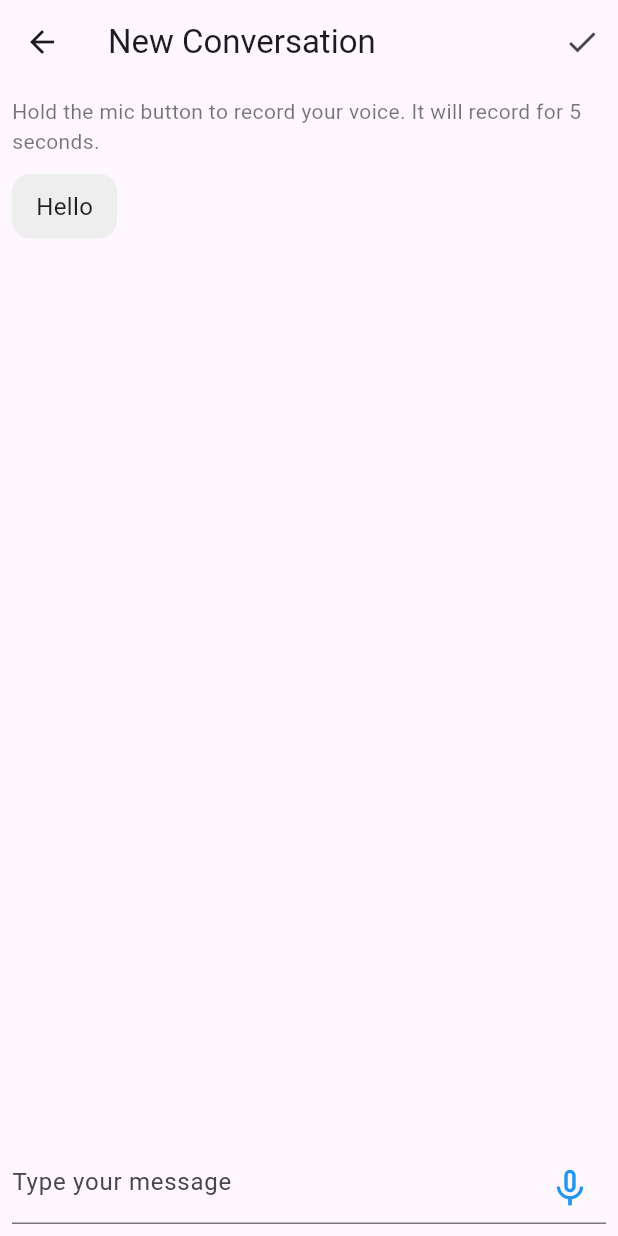
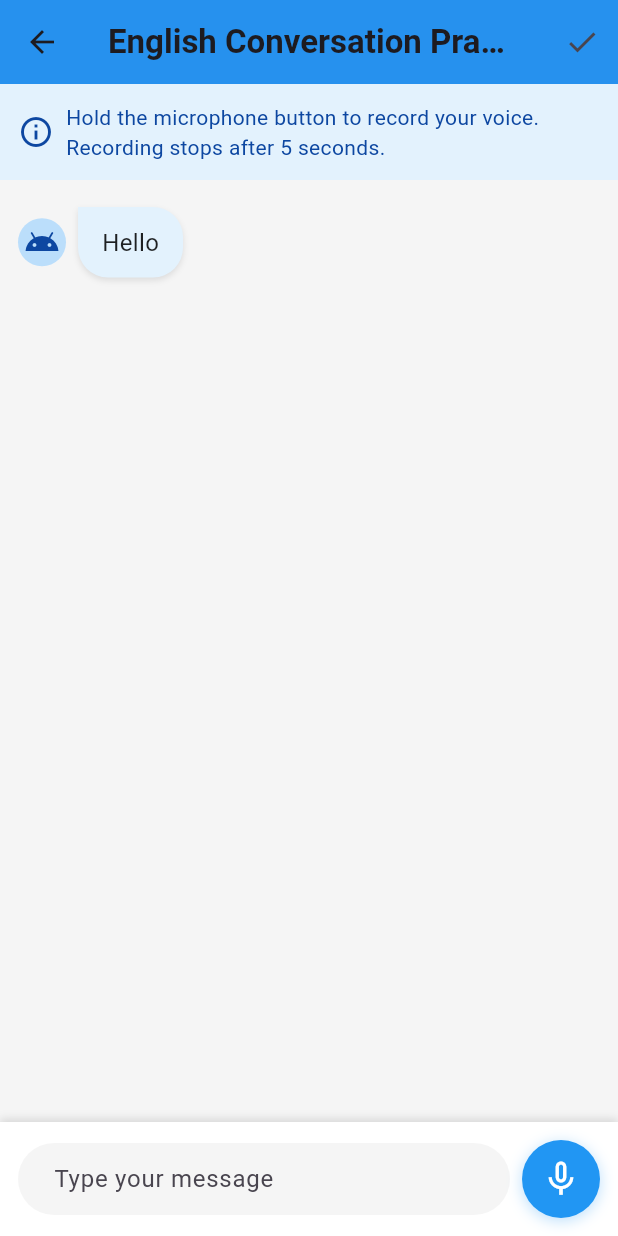
Before and after one commit to SiddheshMore24/speak_and_learn, a Flutter app: the NewConversationScreen screen opened directly, on a phone screen of 412 x 824 dp. Run offline on Flutter 3.47's test engine with Material 3 defaults, Android fonts, the phone set to English and light mode, and no system bars; our stand-ins replace speech_to_text.

Commit message:
chat screen basic functionality done and UI improved

```diff
--- a/lib/homescreen.dart
+++ b/lib/homescreen.dart
@@ -38,7 +38,7 @@ class _HomePageState extends State<HomePage> {
       title: Text('Chat ${chat['id']}'),
       subtitle: Text(chat['last_message'] ?? 'No messages'),
       onTap: () {
-     Navigator.push(context, MaterialPageRoute(builder: (ctx)=>NewConversationScreen()));
+
       },
     );
   }
@@ -56,7 +56,9 @@ class _HomePageState extends State<HomePage> {
         },
       ),
       floatingActionButton: FloatingActionButton(
-        onPressed: (){},
+        onPressed: (){
+          Navigator.push(context, MaterialPageRoute(builder: (ctx)=>NewConversationScreen()));
+        },
         tooltip: 'Start New Conversation',
         child: Icon(Icons.add),
       ),
--- a/lib/new_conversation_screen.dart
+++ b/lib/new_conversation_screen.dart
@@ -7,13 +7,15 @@ class NewConversationScreen extends StatefulWidget {
   _NewConversationScreenState createState() => _NewConversationScreenState();
 }
 
-class _NewConversationScreenState extends State<NewConversationScreen> {
+class _NewConversationScreenState extends State<NewConversationScreen> with SingleTickerProviderStateMixin {
   late stt.SpeechToText _speech;
   bool isListening = false;
   String _text = "";
   final _controller = TextEditingController();
+  late AnimationController _animationController;
+
   final List<Map<String, String>> responses = [
-    {"bot": "Hello", "human": "Good afternoon Siddhesh More"},
+    {"bot": "Hello", "human": "Good afternoon"},
     {"bot": "Welcome to the restaurant", "human": "Thank you"},
     {"bot": "What would you like?", "human": "I would like a tea"},
     {"bot": "Would you like some food?", "human": "A fish please"},
@@ -30,6 +32,17 @@ class _NewConversationScreenState extends State<NewConversationScreen> {
     super.initState();
     _speech = stt.SpeechToText();
     _currentChat.add({"bot": responses[0]["bot"]!});
+    _animationController = AnimationController(
+      duration: const Duration(milliseconds: 1000),
+      vsync: this,
+    );
+  }
+
+  @override
+  void dispose() {
+    _animationController.dispose();
+    _timer?.cancel();
+    super.dispose();
   }
 
   void _startListening() async {
@@ -39,11 +52,14 @@ class _NewConversationScreenState extends State<NewConversationScreen> {
         _text = "";
         isListening = true;
       });
-      _speech.listen(onResult: (val) {
+      _animationController.repeat(reverse: true);
+      _speech.listen(
+        onResult: (val) {
           setState(() {
             _text = val.recognizedWords;
           });
-      });
+        },
+      );
 
       _timer = Timer(Duration(seconds: 6), () {
         _stopListening();
@@ -52,6 +68,7 @@ class _NewConversationScreenState extends State<NewConversationScreen> {
   }
 
   void _stopListening() {
+    _animationController.stop();
     setState(() {
       isListening = false;
     });
@@ -63,6 +80,7 @@ class _NewConversationScreenState extends State<NewConversationScreen> {
       _text = "";
     }
   }
+
   void _sendMessage(String message) {
     setState(() {
       String expectedResponse = responses[c]["human"]!.toLowerCase();
@@ -70,19 +88,18 @@ class _NewConversationScreenState extends State<NewConversationScreen> {
       _currentChat.add({"human": message});
 
       if (message.trim().toLowerCase() == expectedResponse) {
-        // Correct
         c++;
         _wrongAttempts = 0;
         if (c < responses.length) {
           _currentChat.add({"bot": responses[c]["bot"]!});
         } else {
-          _currentChat.add({"bot": "Thank you for the conversation!"});
+          _showCompletionDialog();
         }
       } else {
-        // Incorrect
         if (_wrongAttempts == 0) {
-
-          _currentChat.add({"bot": "Sorry, that's not correct. The correct response is: ${responses[c]["human"]!}. Please try again."});
+          _currentChat.add({
+            "bot": "Sorry, that's not correct. The correct response is: ${responses[c]["human"]!}. Please try again."
+          });
           _wrongAttempts++;
         } else {
           _currentChat.add({"bot": "You need more practice. Moving to the next question."});
@@ -92,12 +109,29 @@ class _NewConversationScreenState extends State<NewConversationScreen> {
           if (c < responses.length) {
             _currentChat.add({"bot": responses[c]["bot"]!});
           } else {
-            _currentChat.add({"bot": "Thank you for the conversation!"});
+            _showCompletionDialog();
           }
         }
       }
       _controller.clear();
     });
+  }
+
+  void _showCompletionDialog() {
+    showDialog(
+      context: context,
+      barrierDismissible: false,
+      builder: (context) => AlertDialog(
+        title: Text('Congratulations! 🎉'),
+        content: Text('You have completed the conversation practice!'),
+        actions: [
+          TextButton(
+            child: Text('Return to Home'),
+            onPressed: _endConversation,
+          ),
+        ],
+      ),
+    );
   }
 
   void _endConversation() {
@@ -110,17 +144,39 @@ class _NewConversationScreenState extends State<NewConversationScreen> {
     final text = isBot ? message['bot']! : message['human']!;
 
     return Padding(
-      padding: const EdgeInsets.symmetric(horizontal: 8.0, vertical: 4.0),
+      padding: const EdgeInsets.symmetric(horizontal: 12.0, vertical: 6.0),
       child: Row(
         mainAxisAlignment: isBot ? MainAxisAlignment.start : MainAxisAlignment.end,
         children: [
-          Container(
-            constraints: BoxConstraints(maxWidth: MediaQuery.of(context).size.width * 0.7),
+          if (isBot)
+            CircleAvatar(
+              backgroundColor: Colors.blue[100],
+              child: Icon(Icons.android, color: Colors.blue[900]),
+              radius: 16,
+            ),
+          SizedBox(width: isBot ? 8 : 0),
+          Flexible(
+            child: Container(
+              constraints: BoxConstraints(
+                maxWidth: MediaQuery.of(context).size.width * 0.7,
+              ),
               decoration: BoxDecoration(
-              color: isBot ? Colors.grey[200] : Colors.blue[100],
-              borderRadius: BorderRadius.circular(12),
+                color: isBot ? Colors.blue[50] : Colors.green[100],
+                borderRadius: BorderRadius.only(
+                  topLeft: Radius.circular(isBot ? 0 : 20),
+                  topRight: Radius.circular(isBot ? 20 : 0),
+                  bottomLeft: Radius.circular(20),
+                  bottomRight: Radius.circular(20),
                 ),
-            padding: EdgeInsets.symmetric(horizontal: 16, vertical: 10),
+                boxShadow: [
+                  BoxShadow(
+                    color: Colors.black.withOpacity(0.1),
+                    blurRadius: 3,
+                    offset: Offset(0, 2),
+                  ),
+                ],
+              ),
+              padding: EdgeInsets.symmetric(horizontal: 16, vertical: 12),
               child: Text(
                 text,
                 style: TextStyle(
@@ -128,6 +184,14 @@ class _NewConversationScreenState extends State<NewConversationScreen> {
                   fontSize: 16,
                 ),
               ),
+            ),
+          ),
+          SizedBox(width: !isBot ? 8 : 0),
+          if (!isBot)
+            CircleAvatar(
+              backgroundColor: Colors.green[100],
+              child: Icon(Icons.person, color: Colors.green[900]),
+              radius: 16,
             ),
         ],
       ),
@@ -138,7 +202,12 @@ class _NewConversationScreenState extends State<NewConversationScreen> {
   Widget build(BuildContext context) {
     return Scaffold(
       appBar: AppBar(
-        title: Text("New Conversation"),
+        elevation: 2,
+        title: Text(
+          "English Conversation Practice",
+          style: TextStyle(fontWeight: FontWeight.bold),
+        ),
+        backgroundColor: Colors.blue,
         actions: [
           IconButton(
             icon: Icon(Icons.done),
@@ -147,17 +216,31 @@ class _NewConversationScreenState extends State<NewConversationScreen> {
           )
         ],
       ),
-      body: Column(
+      body: Container(
+        decoration: BoxDecoration(
+          color: Colors.grey[100],
+        ),
+        child: Column(
           children: [
-          Padding(
-            padding: const EdgeInsets.all(8.0),
+            Container(
+              padding: const EdgeInsets.all(12.0),
+              color: Colors.blue[50],
+              child: Row(
+                children: [
+                  Icon(Icons.info_outline, color: Colors.blue[900]),
+                  SizedBox(width: 8),
+                  Expanded(
                     child: Text(
-              "Hold the mic button to record your voice. It will record for 5 seconds.",
-              style: TextStyle(color: Colors.black54),
+                      "Hold the microphone button to record your voice. Recording stops after 5 seconds.",
+                      style: TextStyle(color: Colors.blue[900], fontSize: 14),
+                    ),
+                  ),
+                ],
               ),
             ),
             Expanded(
               child: ListView.builder(
+                padding: EdgeInsets.only(top: 12, bottom: 12),
                 itemCount: _currentChat.length,
                 itemBuilder: (context, index) {
                   return _buildMessage(_currentChat[index]);
@@ -165,54 +248,97 @@ class _NewConversationScreenState extends State<NewConversationScreen> {
               ),
             ),
             if (isListening)
-            Container(
-              color: Colors.grey[200],
-              padding: EdgeInsets.symmetric(vertical: 8),
+              AnimatedBuilder(
+                animation: _animationController,
+                builder: (context, child) {
+                  return Container(
+                    color: Colors.blue[50],
+                    padding: EdgeInsets.symmetric(vertical: 16),
                     child: Column(
                       mainAxisAlignment: MainAxisAlignment.center,
                       children: [
-                  Icon(Icons.mic, color: Colors.red, size: 48),
+                        Transform.scale(
+                          scale: 1.0 + (_animationController.value * 0.2),
+                          child: Icon(Icons.mic, color: Colors.red, size: 48),
+                        ),
                         SizedBox(height: 8),
                         Text(
-                    "Please speak...",
+                          _text.isEmpty ? "Listening..." : _text,
                           style: TextStyle(
-                      color: Colors.red,
+                            color: Colors.blue[900],
                             fontWeight: FontWeight.bold,
-                      fontSize: 18,
+                            fontSize: 16,
+                          ),
+                        ),
+                      ],
+                    ),
+                  );
+                },
+              ),
+            Container(
+              decoration: BoxDecoration(
+                color: Colors.white,
+                boxShadow: [
+                  BoxShadow(
+                    color: Colors.black12,
+                    blurRadius: 4,
+                    offset: Offset(0, -2),
+                  ),
+                ],
+              ),
+              padding: const EdgeInsets.all(12.0),
+              child: Row(
+                children: [
+                  Expanded(
+                    child: TextField(
+                      controller: _controller,
+                      decoration: InputDecoration(
+                        hintText: "Type your message",
+                        filled: true,
+                        fillColor: Colors.grey[100],
+                        border: OutlineInputBorder(
+                          borderRadius: BorderRadius.circular(24),
+                          borderSide: BorderSide.none,
+                        ),
+                        contentPadding: EdgeInsets.symmetric(
+                          horizontal: 20,
+                          vertical: 10,
+                        ),
+                      ),
+                      onSubmitted: (value) {
+                        if (value.isNotEmpty) _sendMessage(value);
+                      },
+                    ),
+                  ),
+                  SizedBox(width: 8),
+                  GestureDetector(
+                    onTapDown: (_) => _startListening(),
+                    onTapUp: (_) => _stopListening(),
+                    child: Container(
+                      padding: EdgeInsets.all(12),
+                      decoration: BoxDecoration(
+                        color: isListening ? Colors.red : Colors.blue,
+                        shape: BoxShape.circle,
+                        boxShadow: [
+                          BoxShadow(
+                            color: (isListening ? Colors.red : Colors.blue).withOpacity(0.3),
+                            blurRadius: 8,
+                            offset: Offset(0, 2),
+                          ),
+                        ],
+                      ),
+                      child: Icon(
+                        isListening ? Icons.mic : Icons.mic_none,
+                        color: Colors.white,
+                        size: 28,
+                      ),
                     ),
                   ),
                 ],
               ),
             ),
-          Padding(
-            padding: const EdgeInsets.all(8.0),
-            child: TextField(
-              controller: _controller,
-              decoration: InputDecoration(
-                hintText: "Type your message",
-                suffixIcon: GestureDetector(
-                  onTapDown: (_) => _startListening(),
-                  onTapUp: (_) => _stopListening(),
-                  // onTapCancel: () => _stopListening(),
-                  // onLongPress: ()=>_startListening,
-                  // onLongPressCancel: ()=>_stopListening,
-                  // Stop listening if the gesture is canceled
-                  child: Padding(
-                    padding: const EdgeInsets.all(8.0),
-                    child: Icon(
-                      isListening ? Icons.mic : Icons.mic_none,
-                      color: isListening ? Colors.red : Colors.blue,
-                      size: 30,
+          ],
         ),
-                  ),
-                ),
-              ),
-              onSubmitted: (value) {
-                _sendMessage(value);
-              },
-            ),
-          ),
-        ],
       ),
     );
   }
```
Lines whose indentation alone changed are shown as unchanged.
